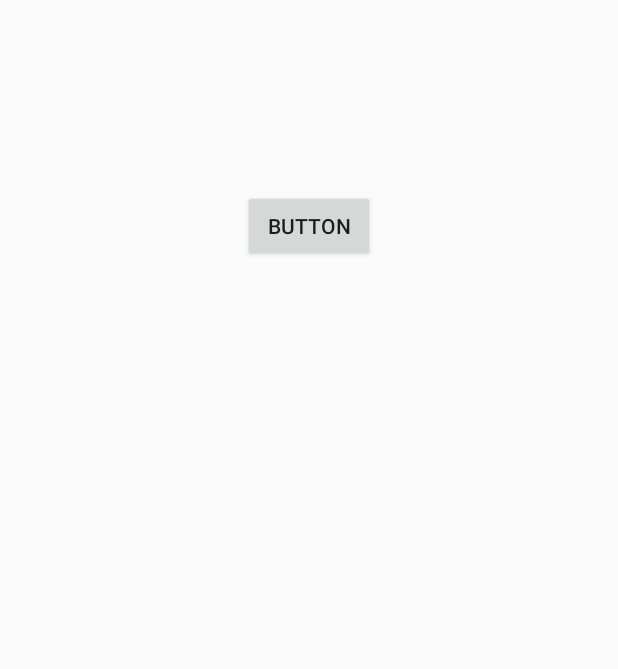
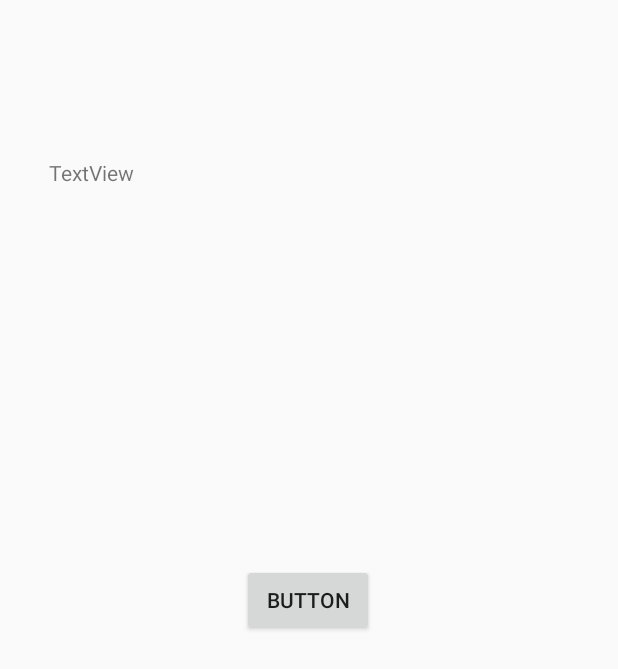
Before and after one commit to ssachnof/Carpooly, an Android app: the layout activity_display_message.xml on its own in the app's theme, with its tools: preview values and no code run, on a phone screen of 412 x 824 dp. Shown: the top 669 px of the screen. Run offline under Robolectric (Android 15) with nearby library versions, the phone set to English and light mode, and no system bars.

```diff
--- a/app/build.gradle
+++ b/app/build.gradle
@@ -26,6 +26,7 @@ dependencies {
     implementation 'com.google.firebase:firebase-auth:17.0.0'
     implementation 'com.google.firebase:firebase-core:16.0.9'
     implementation 'com.google.firebase:firebase-storage:17.0.0'
+    implementation 'com.google.firebase:firebase-database:17.0.0'
     androidTestImplementation 'com.android.support.test:runner:1.0.2'
     androidTestImplementation 'com.android.support.test.espresso:espresso-core:3.0.2'
     apply plugin: 'com.google.gms.google-services'
--- a/app/src/main/AndroidManifest.xml
+++ b/app/src/main/AndroidManifest.xml
@@ -22,6 +22,7 @@
                 <category android:name="android.intent.category.LAUNCHER" />
             </intent-filter>
         </activity>
+        <activity android:name=".Model.UserModel"></activity>
     </application>
 
 </manifest>
--- a/app/src/main/java/com/example/carpooly/Controller/LoginUserActivity.java
+++ b/app/src/main/java/com/example/carpooly/Controller/LoginUserActivity.java
@@ -71,6 +71,7 @@ public class LoginUserActivity extends AppCompatActivity implements viewUpdater
             @Override
             public void onComplete(@NonNull Task<AuthResult> task) {
                 if (task.isSuccessful()){
+                    UserModel.user = model.getCurrentUser();
                     FirebaseUser user = model.getCurrentUser();
                     Log.d("LoginUserActivity.class", "signInWithEmail:success");
                     updateUI(user);
@@ -88,9 +89,7 @@ public class LoginUserActivity extends AppCompatActivity implements viewUpdater
         });
     }
 
-    public Intent getNextIntent(){
-        return new Intent(this, DisplayLoginMessage.class);
-    }
+    public Intent getNextIntent(){ return new Intent(this, DisplayLoginMessage.class); }
 
 
     // note: this function will change when you add the home screen in
--- a/app/src/main/res/layout/activity_display_message.xml
+++ b/app/src/main/res/layout/activity_display_message.xml
@@ -28,12 +28,15 @@
         android:id="@+id/button"
         android:layout_width="wrap_content"
         android:layout_height="wrap_content"
-        android:layout_marginBottom="649dp"
+        android:layout_marginTop="34dp"
+        android:layout_marginBottom="400dp"
         android:onClick="openAccountPage"
         android:text="Button"
         app:layout_constraintBottom_toBottomOf="parent"
         app:layout_constraintEnd_toEndOf="parent"
+        app:layout_constraintHorizontal_bias="0.498"
         app:layout_constraintStart_toStartOf="parent"
-        app:layout_constraintTop_toBottomOf="@+id/textView1" />
+        app:layout_constraintTop_toBottomOf="@+id/textView1"
+        tools:visibility="visible" />
 
 </android.support.constraint.ConstraintLayout>
--- a/app/src/main/res/layout/privacy_view.xml
+++ b/app/src/main/res/layout/privacy_view.xml
@@ -6,5 +6,7 @@
     android:layout_height="wrap_content"
     android:textSize="14sp"
     android:gravity="left"
-    android:textColor="#2CBF42"
+    android:textColor="#707070"
+    android:paddingStart="5dp"
+    android:paddingLeft="5dp"
     />
```
Also changed, not shown: app/src/main/java/com/example/carpooly/Controller/AccountControl.java (+59 -11 lines), app/src/main/java/com/example/carpooly/Model/UserModel.java (added, +13 -0 lines), app/src/main/res/drawable/blank.png (added), 1 other file.
